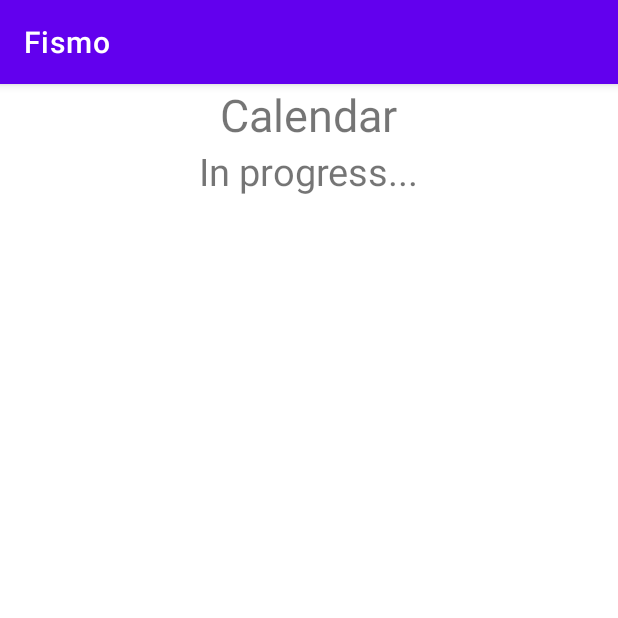
After one commit to isekiii/FASA, an Android app: the fragment CalendarFragment shown on its own in the app's theme, on a phone screen of 412 x 824 dp, the top half of it. The commit adds this screen. Run offline under Robolectric (Android 15) with nearby library versions, the phone set to English and light mode, and no system bars.

Commit message:
Calendar panel added

```diff
--- a/app/src/main/java/com/example/fismo/MainActivity.java
+++ b/app/src/main/java/com/example/fismo/MainActivity.java
@@ -41,7 +41,7 @@
         // Passing each menu ID as a set of Ids because each
         // menu should be considered as top level destinations.
         mAppBarConfiguration = new AppBarConfiguration.Builder(
-                R.id.nav_home,R.id.nav_training, R.id.nav_achievements, R.id.nav_info, R.id.nav_credits,R.id.nav_settings, R.id.nav_help)
+                R.id.nav_home,R.id.nav_calendar, R.id.nav_training, R.id.nav_achievements, R.id.nav_info, R.id.nav_credits,R.id.nav_settings, R.id.nav_help)
                 .setOpenableLayout(drawer)
                 .build();
         NavController navController = Navigation.findNavController(this, R.id.nav_host_fragment_content_main);
--- /dev/null
+++ b/app/src/main/java/com/example/fismo/ui/calendar/CalendarFragment.java
@@ -0,0 +1,44 @@
+package com.example.fismo.ui.calendar;
+
+import android.os.Bundle;
+import android.view.LayoutInflater;
+import android.view.View;
+import android.view.ViewGroup;
+
+import androidx.annotation.NonNull;
+import androidx.fragment.app.Fragment;
+import androidx.lifecycle.ViewModelProvider;
+
+import com.example.fismo.databinding.FragmentCalendarBinding;
+import com.example.fismo.ui.calendar.CalendarViewModel;
+
+public class CalendarFragment extends Fragment {
+
+    private CalendarViewModel calendarViewModelViewModel;
+    private FragmentCalendarBinding binding;
+
+    public View onCreateView(@NonNull LayoutInflater inflater,
+                             ViewGroup container, Bundle savedInstanceState) {
+        calendarViewModelViewModel =
+                new ViewModelProvider(this).get(CalendarViewModel.class);
+
+        binding = FragmentCalendarBinding.inflate(inflater, container, false);
+        View root = binding.getRoot();
+        /*
+        final TextView textView = binding.;
+        creditsViewModelViewModel.getText().observe(getViewLifecycleOwner(), new Observer<String>() {
+            @Override
+            public void onChanged(@Nullable String s) {
+                textView.setText(s);
+            }
+        });
+        */
+        return root;
+    }
+
+    @Override
+    public void onDestroyView() {
+        super.onDestroyView();
+        binding = null;
+    }
+}
--- /dev/null
+++ b/app/src/main/java/com/example/fismo/ui/calendar/CalendarViewModel.java
@@ -0,0 +1,19 @@
+package com.example.fismo.ui.calendar;
+
+import androidx.lifecycle.LiveData;
+import androidx.lifecycle.MutableLiveData;
+import androidx.lifecycle.ViewModel;
+
+public class CalendarViewModel extends ViewModel {
+
+    private MutableLiveData<String> mText;
+
+    public CalendarViewModel() {
+        mText = new MutableLiveData<>();
+        mText.setValue("This is calendar fragment");
+    }
+
+    public LiveData<String> getText() {
+        return mText;
+    }
+}
--- /dev/null
+++ b/app/src/main/res/layout/fragment_calendar.xml
@@ -0,0 +1,26 @@
+<?xml version="1.0" encoding="utf-8"?>
+<LinearLayout xmlns:android="http://schemas.android.com/apk/res/android"
+    xmlns:app="http://schemas.android.com/apk/res-auto"
+    xmlns:tools="http://schemas.android.com/tools"
+    android:id="@+id/relativeLayout"
+    android:layout_width="match_parent"
+    android:layout_height="match_parent"
+    android:orientation="vertical">
+
+<TextView
+    android:layout_width="wrap_content"
+    android:layout_height="wrap_content"
+    android:text="Calendar"
+    android:textSize="30sp"
+    android:layout_gravity="center"
+    />
+
+    <TextView
+        android:layout_width="wrap_content"
+        android:layout_height="wrap_content"
+        android:textSize="25sp"
+        android:text="In progress..."
+        android:layout_gravity="center"/>
+
+
+</LinearLayout>
--- a/app/src/main/res/menu/activity_main_drawer.xml
+++ b/app/src/main/res/menu/activity_main_drawer.xml
@@ -9,6 +9,10 @@
             android:id="@+id/nav_home"
             android:icon="@drawable/ic_home_menu"
             android:title="@string/menu_home" />
+        <item
+            android:id="@+id/nav_calendar"
+            android:icon="@android:drawable/ic_menu_month"
+            android:title="Calendar" />
         <item
             android:id="@+id/nav_training"
             android:icon="@drawable/ic_exercise_menu"
--- a/app/src/main/res/navigation/mobile_navigation.xml
+++ b/app/src/main/res/navigation/mobile_navigation.xml
@@ -10,6 +10,11 @@
         android:name="com.example.fismo.ui.home.HomeFragment"
         android:label="@string/menu_home"
         tools:layout="@layout/fragment_home" />
+    <fragment
+        android:id="@+id/nav_calendar"
+        android:name="com.example.fismo.ui.calendar.CalendarFragment"
+        android:label="Calendar"
+        tools:layout="@layout/fragment_calendar" />
 
     <fragment
         android:id="@+id/nav_exercise"
```
